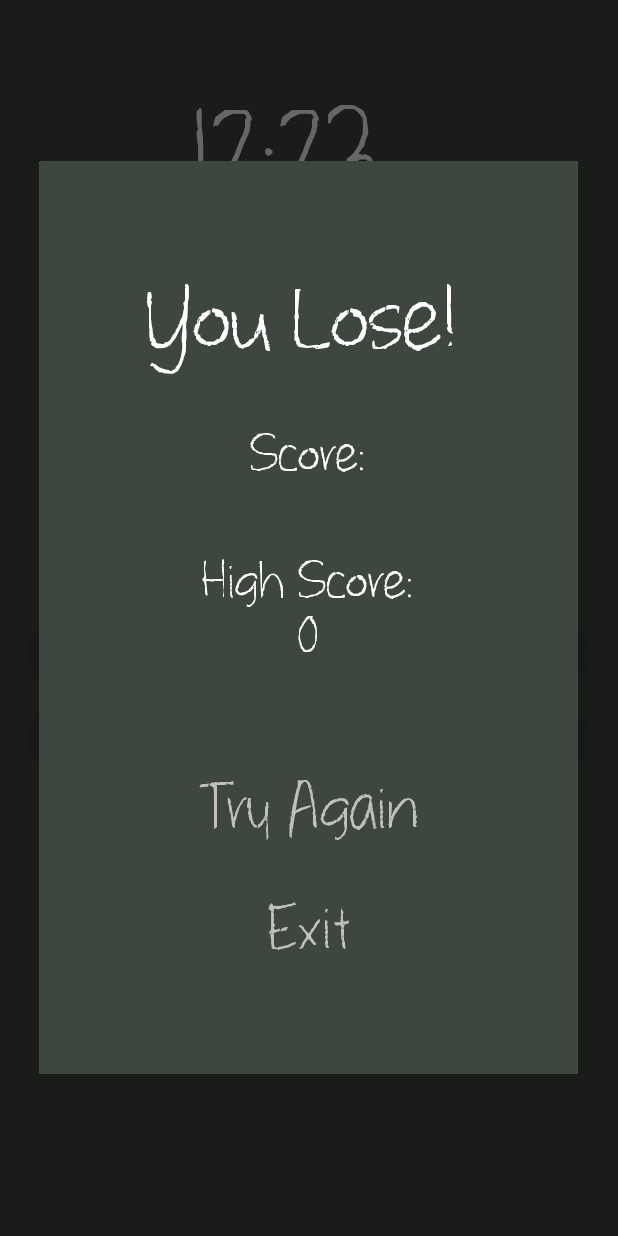
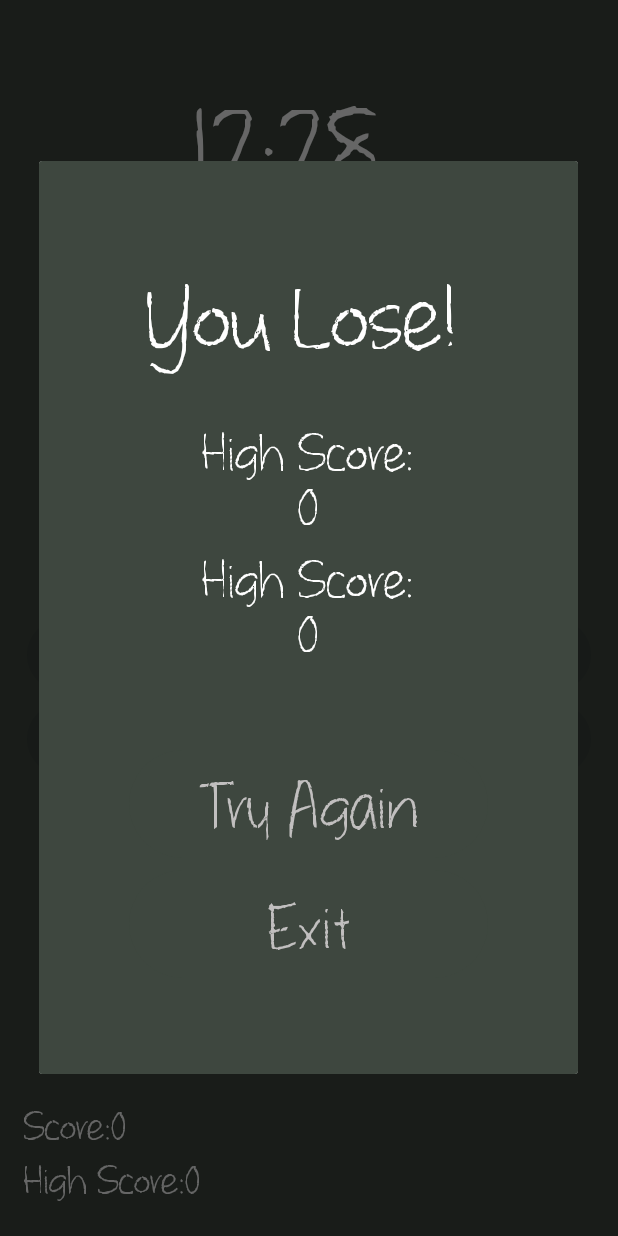
Before and after one commit to UlisesR2002/Final_Exams, an Android app: the PlayActivity screen opened directly, with no data from a screen before it, after a tap on "Water", on a phone screen of 412 x 824 dp. Run offline under Robolectric (Android 15) with nearby library versions, the phone set to English and light mode, and no system bars.

Commit message:
Puntuaciones para PlayActivity (18/12) Ulises Muñoz

```diff
--- a/app/src/main/java/cl/baubau/finalexams/DialogFragment.kt
+++ b/app/src/main/java/cl/baubau/finalexams/DialogFragment.kt
@@ -12,8 +12,9 @@ import android.widget.TextView
 import androidx.fragment.app.DialogFragment
 
 
-class MyDialogFragment : DialogFragment() {
+class MyDialogFragment(score: Int) : DialogFragment() {
     private lateinit var sharedPreferences: SharedPreferences
+    private var score: Int = score
 
     override fun onCreateDialog(savedInstanceState: Bundle?): Dialog {
         // Inflar el diseño del diálogo
@@ -21,7 +22,7 @@ class MyDialogFragment : DialogFragment() {
         val view: View = inflater.inflate(R.layout.popup_loss, null)
 
         // Configurar los elementos de la interfaz
-        val score = view.findViewById<TextView>(R.id.popupScoreTextView)
+        val scoreTextView = view.findViewById<TextView>(R.id.popupScoreTextView)
         val highScore = view.findViewById<TextView>(R.id.popupHighScoreTextView)
         val button1 = view.findViewById<Button>(R.id.popupRetryButton)
         val button2 = view.findViewById<Button>(R.id.popupHomeButton)
@@ -31,26 +32,22 @@ class MyDialogFragment : DialogFragment() {
         val savedHighScore =
             sharedPreferences.getInt(OptionActivity.KEY_HIGH_SCORE, 0)
 
-
+        scoreTextView.text = getString(R.string.popup_high_score_textview) + score.toString()
         highScore.text = getString(R.string.popup_high_score_textview) + savedHighScore.toString()
 
         button1.setOnClickListener {
             // Acción para el botón 1
             dismiss() // Cerrar el diálogo si es necesario
-            val restartActivity = arguments?.getBoolean(ARG_RESTART_ACTIVITY, false) ?: false
-            if (restartActivity) {
-                requireActivity().recreate()
-            }
+            val intent = Intent(requireContext(), PlayActivity::class.java)
+            startActivity(intent)
+            requireActivity().finish()
         }
         button2.setOnClickListener {
             // Acción para el botón 2
             dismiss() // Cerrar el diálogo si es necesario
-            val restartActivity = arguments?.getBoolean(ARG_RESTART_ACTIVITY, false) ?: false
-            if (!restartActivity) {
-                val intent = Intent(requireContext(), MainActivity::class.java)
-                startActivity(intent)
-                requireActivity().finish()
-            }
+            val intent = Intent(requireContext(), MainActivity::class.java)
+            startActivity(intent)
+            requireActivity().finish()
         }
 
         // Crear el diálogo con el diseño personalizado
@@ -58,17 +55,4 @@ class MyDialogFragment : DialogFragment() {
         builder.setView(view)
         return builder.create()
     }
-
-    companion object {
-        private const val ARG_RESTART_ACTIVITY = "restart_activity"
-
-        // Método para crear una nueva instancia del fragmento con un argumento
-        fun newInstance(restartActivity: Boolean): MyDialogFragment {
-            val fragment = MyDialogFragment()
-            val args = Bundle()
-            args.putBoolean(ARG_RESTART_ACTIVITY, restartActivity)
-            fragment.arguments = args
-            return fragment
-        }
-    }
 }
--- a/app/src/main/java/cl/baubau/finalexams/PlayActivity.kt
+++ b/app/src/main/java/cl/baubau/finalexams/PlayActivity.kt
@@ -1,7 +1,6 @@
 package cl.baubau.finalexams
 
 import android.content.Context
-import android.content.Intent
 import android.content.SharedPreferences
 import android.os.Bundle
 import android.os.CountDownTimer
@@ -17,7 +16,12 @@ class PlayActivity : AppCompatActivity(), GetterCallback{
     private var betweenQuestionTimer: CountDownTimer? = null
 
     private var timeLeftInMillis: Long = 15000 // 15 segundos inicialmente
-    private lateinit var TimerText: TextView
+    private lateinit var timerText: TextView
+
+    private var score: Int = 0
+    private var highScore: Int = 0
+    private lateinit var scoreTextView: TextView
+    private lateinit var highScoreTextView: TextView
 
     private lateinit var questionTextView: TextView
     private lateinit var cardButtonOption1: Button
@@ -45,13 +49,21 @@ class PlayActivity : AppCompatActivity(), GetterCallback{
         println("Category Names: ${categoryNames.joinToString(", ")}")
         println("Category Bool: ${selectedCategories.joinToString(", ")}")
 
+        highScore =
+            sharedPreferences.getInt(OptionActivity.KEY_HIGH_SCORE, 0)
+
         // Buscar las vistas por sus IDs
-        TimerText = findViewById(R.id.TimerText)
+        timerText = findViewById(R.id.TimerText)
         questionTextView = findViewById(R.id.cardTextViewQuestionBody)
         cardButtonOption1 = findViewById(R.id.cardButtonOption1)
         cardButtonOption2 = findViewById(R.id.cardButtonOption2)
         cardButtonOption3 = findViewById(R.id.cardButtonOption3)
         cardButtonOption4 = findViewById(R.id.cardButtonOption4)
+        scoreTextView = findViewById(R.id.playScoreTextView)
+        highScoreTextView = findViewById(R.id.playHighScoreTextView)
+
+        scoreTextView.text = getString(R.string.play_score_textview) + score.toString()
+        highScoreTextView.text = getString(R.string.play_high_score_textview) + highScore.toString()
 
         questionGetter = QuestionGetter(this)
 
@@ -96,7 +108,7 @@ class PlayActivity : AppCompatActivity(), GetterCallback{
         val seconds = timeLeftInMillis / 1000
         val millis = (timeLeftInMillis % 1000) / 10
         val timeFormatted = String.format("%02d:%02d", seconds, millis)
-        TimerText.text = timeFormatted
+        timerText.text = timeFormatted
     }
 
     private fun setAnswerButtonClickListeners() {
@@ -123,6 +135,9 @@ class PlayActivity : AppCompatActivity(), GetterCallback{
 
         if (correctAnswer == clickedButton.text.toString()) {
             // Respuesta correcta
+            score += 1
+            ScoresUpdate()
+
             Toast.makeText(this, "Correct", Toast.LENGTH_SHORT).show()
             checkAndColorButtons(correctAnswer)
             // Puedes hacer otras acciones aquí, como cargar la siguiente pregunta, etc.
@@ -131,9 +146,11 @@ class PlayActivity : AppCompatActivity(), GetterCallback{
             betweenQuestionTimer?.start()
         } else {
             // Respuesta incorrecta
+            ScoresUpdate()
+
             Toast.makeText(this, "Wrong, you lose!!!", Toast.LENGTH_SHORT).show()
             checkAndColorButtons(correctAnswer)
-            val dialogFragment = MyDialogFragment.newInstance(false)
+            val dialogFragment = MyDialogFragment(score)
             dialogFragment.show(supportFragmentManager, "my_dialog")
         }
     }
@@ -176,6 +193,21 @@ class PlayActivity : AppCompatActivity(), GetterCallback{
         //clickedButton.isEnabled = true
     }
 
+    //Funcion para modificar las puntuaciones y setear sus textos
+    private fun ScoresUpdate()
+    {
+        scoreTextView.text = getString(R.string.play_score_textview) + score.toString()
+
+        if (score > highScore)
+        {
+
+            OptionActivity.saveHighScore(score,sharedPreferences)
+            highScore =
+                sharedPreferences.getInt(OptionActivity.KEY_HIGH_SCORE, 0)
+            highScoreTextView.text = getString(R.string.play_high_score_textview) + highScore.toString()
+        }
+    }
+
 
     //Funcion cuando la corrutina obtiene la pregunta
     override fun onQuestionGet(result: Question)
--- a/app/src/main/res/layout/activity_play.xml
+++ b/app/src/main/res/layout/activity_play.xml
@@ -20,7 +20,7 @@
         app:layout_constraintEnd_toEndOf="parent"
         app:layout_constraintStart_toStartOf="parent"
         app:layout_constraintTop_toTopOf="parent"
-        tools:ignore="TextSizeCheck" />
+        tools:ignore="RtlHardcoded,TextSizeCheck" />
 
     <include
         android:id="@+id/gamecard"
@@ -33,4 +33,25 @@
         app:layout_constraintStart_toStartOf="parent"
         app:layout_constraintTop_toTopOf="parent" />
 
+    <TextView
+        android:id="@+id/playScoreTextView"
+        style="@style/FinalExamsBodyQuestionsTexts"
+        android:layout_width="wrap_content"
+        android:layout_height="wrap_content"
+        android:layout_marginStart="16dp"
+        android:text="@string/play_score_textview"
+        app:layout_constraintBottom_toTopOf="@+id/playHighScoreTextView"
+        app:layout_constraintStart_toStartOf="parent" />
+
+    <TextView
+        android:id="@+id/playHighScoreTextView"
+        style="@style/FinalExamsBodyQuestionsTexts"
+        android:layout_width="wrap_content"
+        android:layout_height="wrap_content"
+        android:layout_marginStart="16dp"
+        android:layout_marginBottom="20dp"
+        android:text="@string/play_high_score_textview"
+        app:layout_constraintBottom_toBottomOf="parent"
+        app:layout_constraintStart_toStartOf="parent" />
+
 </androidx.constraintlayout.widget.ConstraintLayout>
--- a/app/src/main/res/values/strings.xml
+++ b/app/src/main/res/values/strings.xml
@@ -13,6 +13,8 @@
     <string name="option_select_category_button">Select category</string>
 
     <string name="play_timer_textview">00:00</string>
+    <string name="play_score_textview">Score: </string>
+    <string name="play_high_score_textview">High Score: </string>
 
     <string name="gamecard_question_number_textview">Question N°</string>
     <string name="gamecard_question_body_textview">Question body</string>
```
